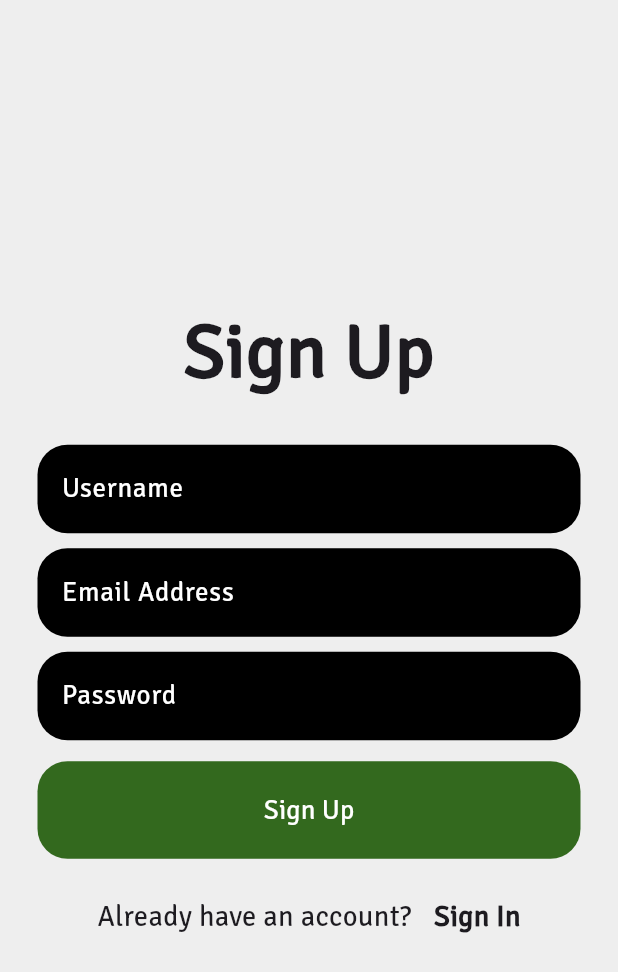
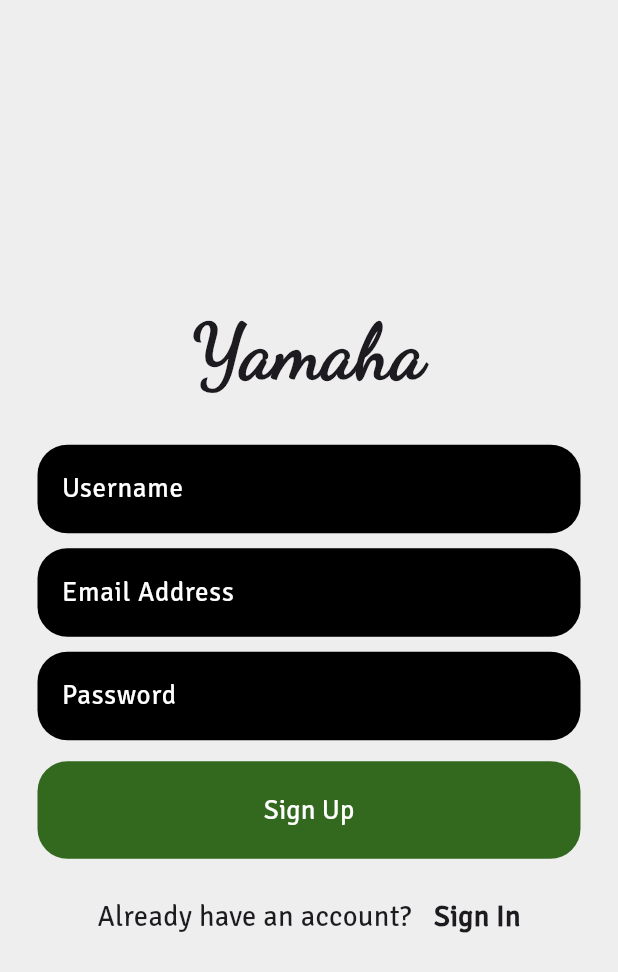
Before and after one commit to Abdusalom-mobile-developer/flutter_practice17, a Flutter app: the screen it shows after launch, after a tap on "Sign Up", on a phone screen of 412 x 824 dp. Shown: the top 972 px of the screen. Run offline on Flutter 3.47's test engine with Material 3 defaults, Android fonts, the phone set to English and light mode, and no system bars.

Commit message:
Made some changes in fonts and positions.

```diff
--- a/lib/pages/home_page.dart
+++ b/lib/pages/home_page.dart
@@ -23,7 +23,8 @@
           centerTitle: true,
           title: Text(
             "Yamaha Company",
-            style: TextStyle(color: Colors.white, fontFamily: "Signika"),
+            style: TextStyle(
+                color: Colors.white, fontFamily: "Dancing", fontSize: 27),
           ),
         ),
         body: Center(
--- a/lib/pages/signup_page.dart
+++ b/lib/pages/signup_page.dart
@@ -23,12 +23,12 @@
     //   Navigator.pushReplacementNamed(context, HomePage.id);
     // }
 
-    if (_userNameController.text.toLowerCase().length >= 7 &&
-        _emailAdressController.text.toLowerCase().contains("@") &&
-        _passwordController.text.toLowerCase().length >= 7) {
-      HomePage.username = _userNameController.text;
-      HomePage.emailAddress = _emailAdressController.text.toLowerCase();
-      HomePage.password = _passwordController.text.toLowerCase();
+    if (_userNameController.text.toLowerCase().trim().length >= 7 &&
+        _emailAdressController.text.toLowerCase().trim().contains("@") &&
+        _passwordController.text.toLowerCase().trim().length >= 7) {
+      HomePage.username = _userNameController.text.trim();
+      HomePage.emailAddress = _emailAdressController.text.toLowerCase().trim();
+      HomePage.password = _passwordController.text.toLowerCase().trim();
       Navigator.pushReplacementNamed(context, HomePage.id);
     }
   }
@@ -41,10 +41,10 @@
         mainAxisAlignment: MainAxisAlignment.center,
         children: [
           Text(
-            "Sign Up",
+            "Yamaha",
             style: TextStyle(
                 fontSize: 50,
-                fontFamily: "Signika",
+                fontFamily: "Dancing",
                 fontWeight: FontWeight.bold),
           ),
           SizedBox(
--- a/lib/pages/splash_page.dart
+++ b/lib/pages/splash_page.dart
@@ -13,7 +13,7 @@
 
 class _SplashPageState extends State<SplashPage> {
   _screenTimer() {
-    Timer(Duration(seconds: 3), () {
+    Timer(Duration(seconds: 2), () {
       Navigator.pushReplacementNamed(context, SignupPage.id);
     });
   }
--- a/pubspec.yaml
+++ b/pubspec.yaml
@@ -33,3 +33,9 @@
     - family: Signika
       fonts:
         - asset: assets/fonts/Signika.ttf
+    - family: Matemasie
+      fonts:
+        - asset: assets/fonts/Matemasie.ttf
+    - family: Dancing
+      fonts:
+        - asset: assets/fonts/Dancing.ttf
```
Also changed, not shown: lib/pages/signin_page.dart (+7 -7 lines), assets/fonts/Dancing.ttf (added), assets/fonts/Matemasie.ttf (added).
